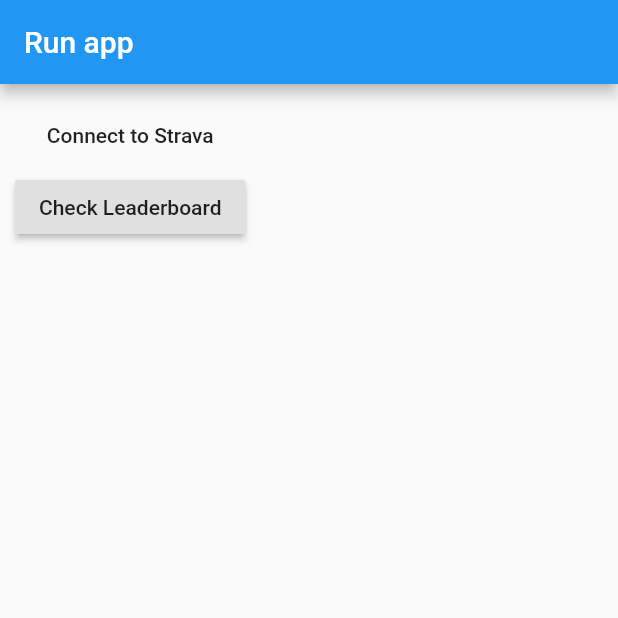
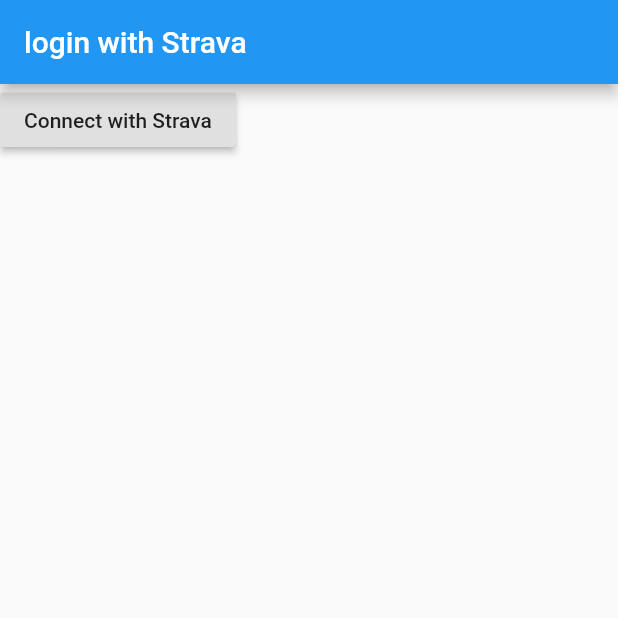
Before and after one commit to kishorpandya2210/run_app, a Flutter app: the screen it shows after launch, on a phone screen of 412 x 824 dp, the top half of it. Run offline on Flutter 3.47's test engine with Material 2 defaults, Android fonts, the phone set to English and light mode, and no system bars.

Commit message:
Added the strava login page

```diff
--- /dev/null
+++ b/lib/login_strava.dart
@@ -0,0 +1,23 @@
+import 'package:flutter/material.dart';
+
+class StravaLogin extends StatefulWidget {
+  @override
+  _StravaLoginState createState() => _StravaLoginState();
+}
+
+class _StravaLoginState extends State<StravaLogin> {
+  @override
+  Widget build(BuildContext context) {
+    return Scaffold(
+      appBar: AppBar(
+        title: Text('login with Strava'),
+      ),
+      body: Container(
+        child: RaisedButton(
+          child: Text('Connect with Strava'),
+          onPressed: () {},
+        ),
+      ),
+    );
+  }
+}
--- a/lib/main.dart
+++ b/lib/main.dart
@@ -1,5 +1,7 @@
 import 'package:flutter/material.dart';
+import 'package:run_app/connect_wallet.dart';
 import 'package:run_app/leaderboard_page.dart';
+import 'package:run_app/login_strava.dart';
 import './home_page.dart';
 
 void main() {
@@ -17,11 +19,13 @@
       theme: ThemeData(
         primarySwatch: Colors.blue,
       ),
-      home: HomePage(),
+      home: StravaLogin(),
       // initialRoute: '/',
       routes: {
         // '/': (context) => HomePage(),
-        '/leaderboard': (context) => LeaderBoardPage()
+        '/homepage': (context) => HomePage(),
+        '/leaderboard': (context) => LeaderBoardPage(),
+        '/connect-wallet': (context) => ConnectWallet()
       },
     );
   }
```
Also changed, not shown: lib/connect_wallet.dart (added, +15 -0 lines), lib/home_page.dart (+6 -1 lines), lib/leaderboard_page.dart (+11 -1 lines).
